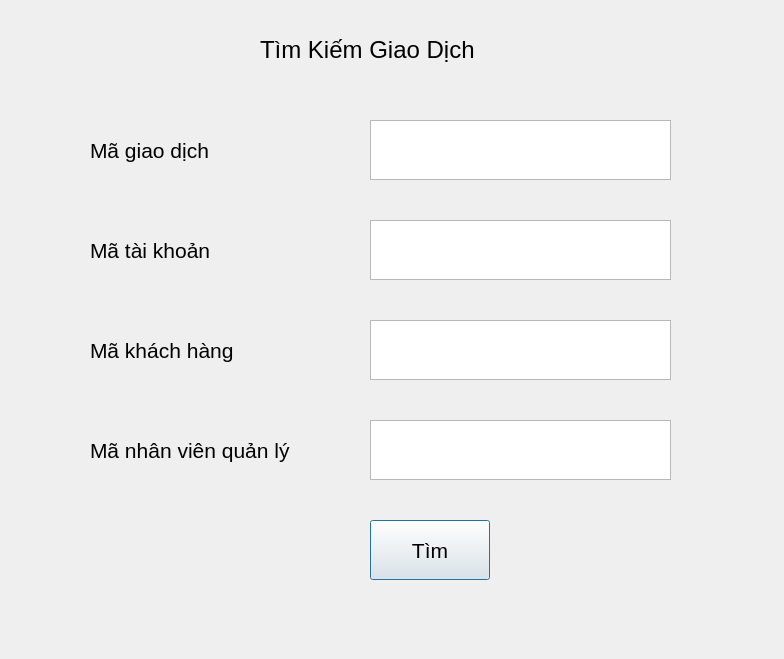
Above: UI/TimKiemGiaoDich.ui from cuongphamduc/QuanLyChiNhanhNganHang before the change. Below: the same form after it.
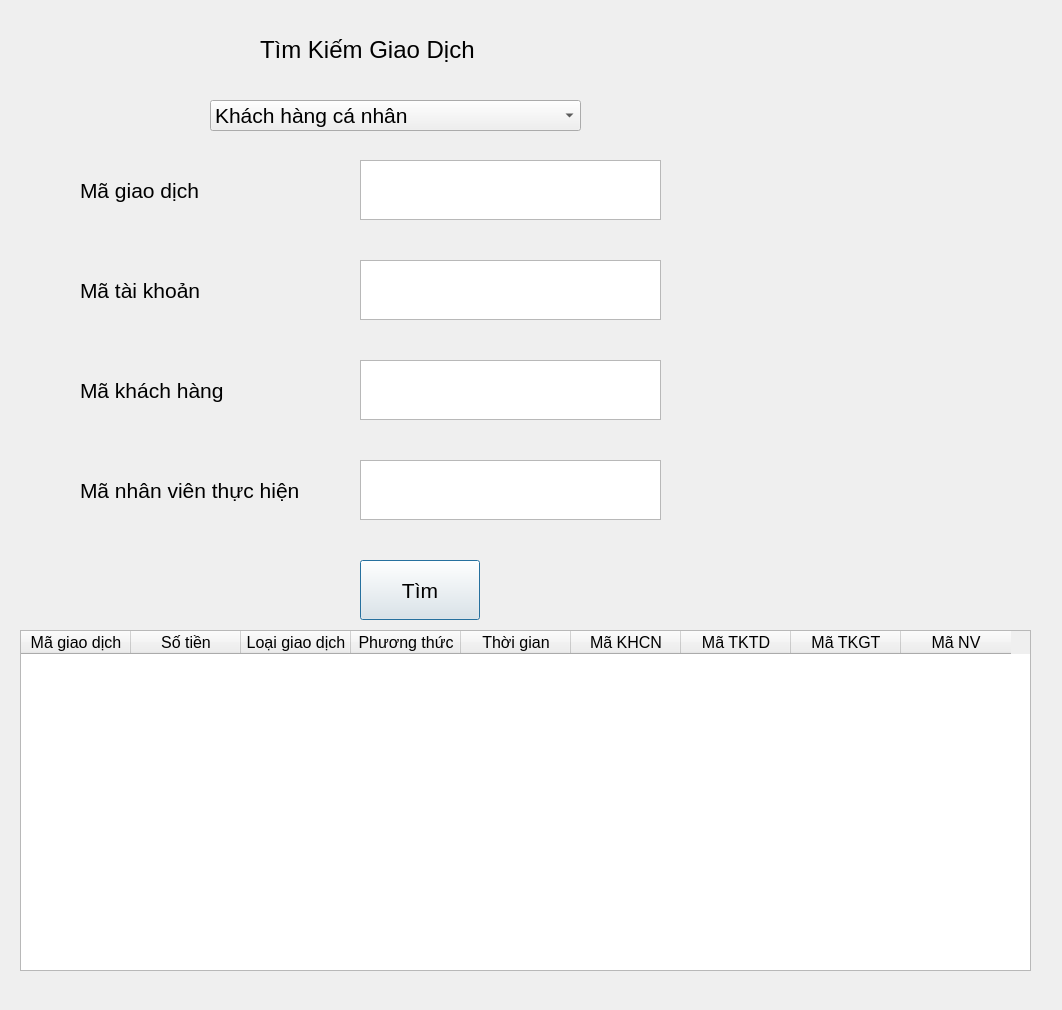
That is the form after the change.

What changed in the file:
```diff
--- a/UI/TimKiemGiaoDich.ui
+++ b/UI/TimKiemGiaoDich.ui
@@ -6,8 +6,8 @@
    <rect>
     <x>0</x>
     <y>0</y>
-    <width>784</width>
-    <height>659</height>
+    <width>1062</width>
+    <height>1010</height>
    </rect>
   </property>
   <property name="font">
@@ -22,8 +22,8 @@
   <widget class="QLabel" name="label">
    <property name="geometry">
     <rect>
-     <x>90</x>
-     <y>130</y>
+     <x>80</x>
+     <y>170</y>
      <width>200</width>
      <height>40</height>
     </rect>
@@ -40,8 +40,8 @@
   <widget class="QTextEdit" name="textEdit">
    <property name="geometry">
     <rect>
-     <x>370</x>
-     <y>120</y>
+     <x>360</x>
+     <y>160</y>
      <width>301</width>
      <height>60</height>
     </rect>
@@ -50,8 +50,8 @@
   <widget class="QLabel" name="label_2">
    <property name="geometry">
     <rect>
-     <x>90</x>
-     <y>330</y>
+     <x>80</x>
+     <y>370</y>
      <width>200</width>
      <height>40</height>
     </rect>
@@ -68,8 +68,8 @@
   <widget class="QTextEdit" name="textEdit_2">
    <property name="geometry">
     <rect>
-     <x>370</x>
-     <y>320</y>
+     <x>360</x>
+     <y>360</y>
      <width>301</width>
      <height>60</height>
     </rect>
@@ -78,8 +78,8 @@
   <widget class="QLabel" name="label_3">
    <property name="geometry">
     <rect>
-     <x>90</x>
-     <y>430</y>
+     <x>80</x>
+     <y>470</y>
      <width>261</width>
      <height>40</height>
     </rect>
@@ -90,14 +90,14 @@
     </font>
    </property>
    <property name="text">
-    <string>Mã nhân viên quản lý</string>
+    <string>Mã nhân viên thực hiện</string>
    </property>
   </widget>
   <widget class="QTextEdit" name="textEdit_3">
    <property name="geometry">
     <rect>
-     <x>370</x>
-     <y>420</y>
+     <x>360</x>
+     <y>460</y>
      <width>301</width>
      <height>60</height>
     </rect>
@@ -106,8 +106,8 @@
   <widget class="QPushButton" name="pushButton">
    <property name="geometry">
     <rect>
-     <x>370</x>
-     <y>520</y>
+     <x>360</x>
+     <y>560</y>
      <width>120</width>
      <height>60</height>
     </rect>
@@ -137,8 +137,8 @@
   <widget class="QTextEdit" name="textEdit_4">
    <property name="geometry">
     <rect>
-     <x>370</x>
-     <y>220</y>
+     <x>360</x>
+     <y>260</y>
      <width>301</width>
      <height>60</height>
     </rect>
@@ -147,8 +147,8 @@
   <widget class="QLabel" name="label_4">
    <property name="geometry">
     <rect>
-     <x>90</x>
-     <y>230</y>
+     <x>80</x>
+     <y>270</y>
      <width>200</width>
      <height>40</height>
     </rect>
@@ -162,6 +162,158 @@
     <string>Mã tài khoản</string>
    </property>
   </widget>
+  <widget class="QComboBox" name="comboBox">
+   <property name="geometry">
+    <rect>
+     <x>210</x>
+     <y>100</y>
+     <width>371</width>
+     <height>31</height>
+    </rect>
+   </property>
+   <item>
+    <property name="text">
+     <string>Khách hàng cá nhân</string>
+    </property>
+   </item>
+   <item>
+    <property name="text">
+     <string>Khách hàng tổ chức/doanh nghiệp</string>
+    </property>
+   </item>
+  </widget>
+  <widget class="QTableWidget" name="tableWidget">
+   <property name="geometry">
+    <rect>
+     <x>20</x>
+     <y>630</y>
+     <width>1011</width>
+     <height>341</height>
+    </rect>
+   </property>
+   <property name="minimumSize">
+    <size>
+     <width>200</width>
+     <height>200</height>
+    </size>
+   </property>
+   <property name="maximumSize">
+    <size>
+     <width>1800</width>
+     <height>371</height>
+    </size>
+   </property>
+   <property name="font">
+    <font>
+     <pointsize>12</pointsize>
+    </font>
+   </property>
+   <property name="layoutDirection">
+    <enum>Qt::LeftToRight</enum>
+   </property>
+   <property name="editTriggers">
+    <set>QAbstractItemView::NoEditTriggers</set>
+   </property>
+   <attribute name="horizontalHeaderVisible">
+    <bool>true</bool>
+   </attribute>
+   <attribute name="horizontalHeaderDefaultSectionSize">
+    <number>110</number>
+   </attribute>
+   <attribute name="horizontalHeaderMinimumSectionSize">
+    <number>50</number>
+   </attribute>
+   <column>
+    <property name="text">
+     <string>Mã giao dịch</string>
+    </property>
+    <property name="font">
+     <font>
+      <pointsize>12</pointsize>
+     </font>
+    </property>
+   </column>
+   <column>
+    <property name="text">
+     <string>Số tiền</string>
+    </property>
+    <property name="font">
+     <font>
+      <pointsize>12</pointsize>
+     </font>
+    </property>
+   </column>
+   <column>
+    <property name="text">
+     <string>Loại giao dịch</string>
+    </property>
+    <property name="font">
+     <font>
+      <pointsize>12</pointsize>
+     </font>
+    </property>
+   </column>
+   <column>
+    <property name="text">
+     <string>Phương thức</string>
+    </property>
+    <property name="font">
+     <font>
+      <pointsize>12</pointsize>
+     </font>
+    </property>
+   </column>
+   <column>
+    <property name="text">
+     <string>Thời gian</string>
+    </property>
+    <property name="font">
+     <font>
+      <pointsize>12</pointsize>
+     </font>
+    </property>
+   </column>
+   <column>
+    <property name="text">
+     <string>Mã KHCN</string>
+    </property>
+    <property name="font">
+     <font>
+      <pointsize>12</pointsize>
+     </font>
+    </property>
+   </column>
+   <column>
+    <property name="text">
+     <string>Mã TKTD</string>
+    </property>
+    <property name="font">
+     <font>
+      <pointsize>12</pointsize>
+     </font>
+    </property>
+   </column>
+   <column>
+    <property name="text">
+     <string>Mã TKGT</string>
+    </property>
+    <property name="font">
+     <font>
+      <pointsize>12</pointsize>
+     </font>
+    </property>
+   </column>
+   <column>
+    <property name="text">
+     <string>Mã NV</string>
+    </property>
+    <property name="font">
+     <font>
+      <pointsize>12</pointsize>
+     </font>
+    </property>
+   </column>
+  </widget>
  </widget>
  <resources/>
  <connections/>
```
